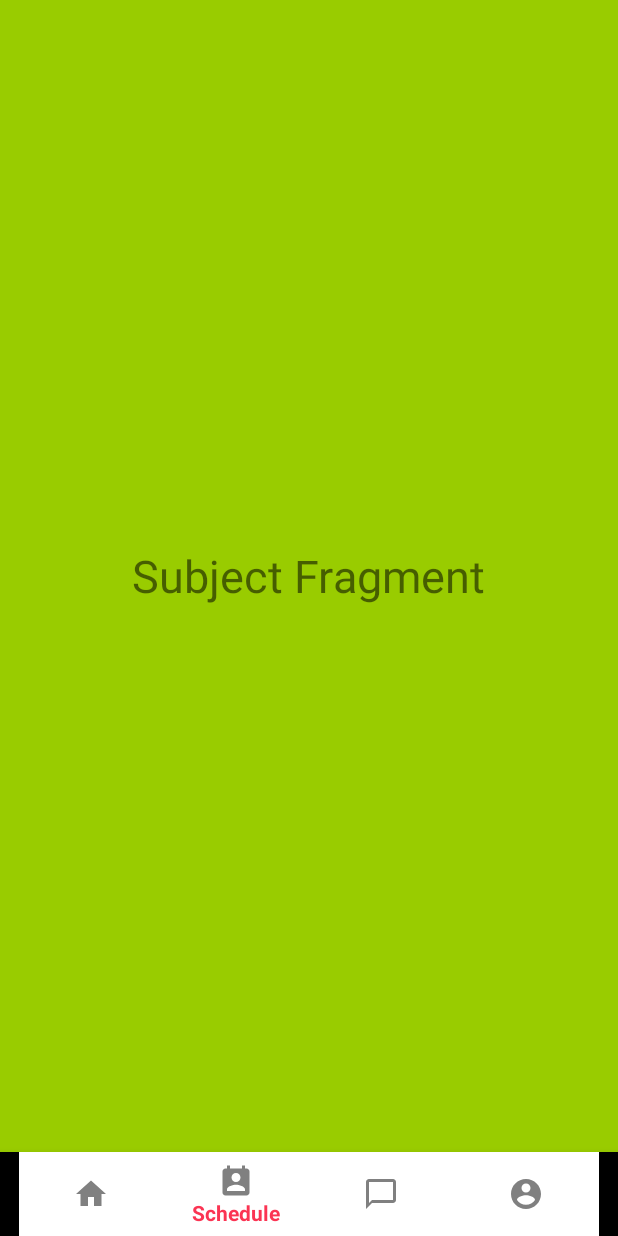
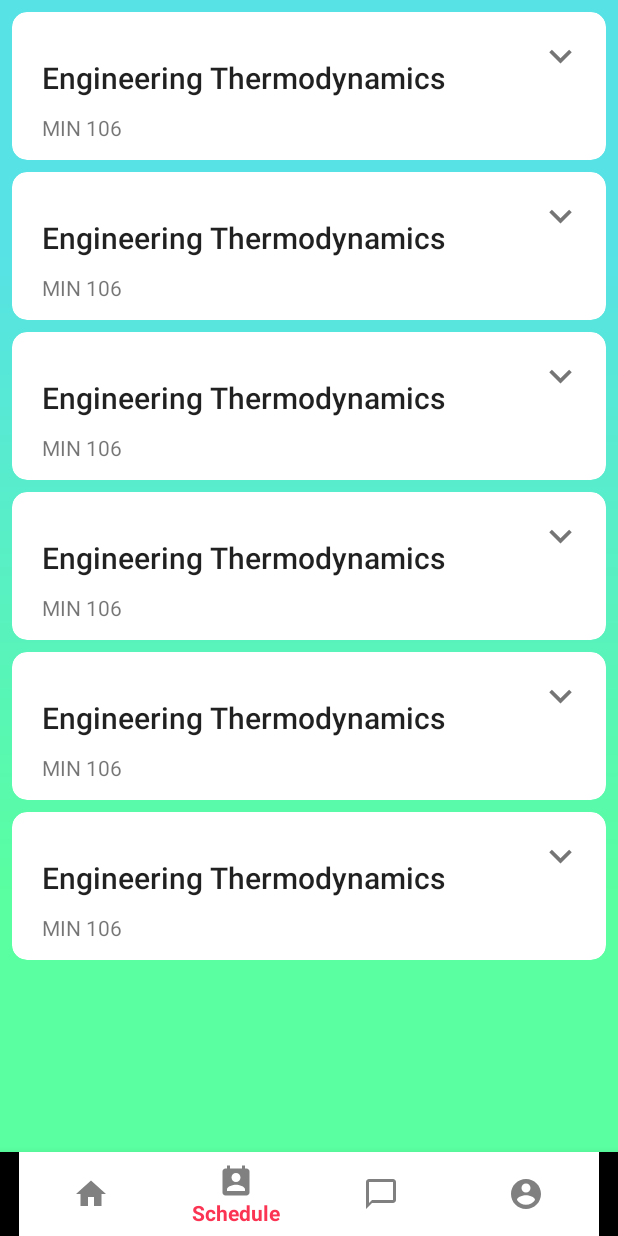
Before and after one commit to kinect-mario/smartSchedule, an Android app: the screen it shows after launch (MainActivity), item 2 of the bottom bar chosen, on a phone screen of 412 x 824 dp. Run offline under Robolectric (Android 15) with nearby library versions, the phone set to English and light mode, and no system bars; 1 statement that could not run was skipped.

Commit message:
subject list added

```diff
--- /dev/null
+++ b/scrollView/app/src/main/java/com/example/scrollview/modal/Subject.java
@@ -0,0 +1,54 @@
+package com.example.scrollview.modal;
+
+public class Subject {
+    private String code;
+    private String name;
+    private  String profName;
+    private String number;
+    private String emailID;
+    private String profileURL;
+
+    public String getCode() {
+        return code;
+    }
+
+    public String getName() {
+        return name;
+    }
+
+    public String getProfName() {
+        return profName;
+    }
+
+    public String getNumber() {
+        return number;
+    }
+
+    public String getEmailID() {
+        return emailID;
+    }
+
+    public String getProfileURL() {
+        return profileURL;
+    }
+    public Subject()
+    {
+        code = "MIN 106";
+        name="Engineering Thermodynamics";
+        profName = "Dhananshri M joglekar";
+
+
+    }
+
+
+
+    public Subject(String code, String name, String profName, String number, String emailID, String profileURL) {
+        this.code = code;
+        this.name = name;
+        this.profName = profName;
+        this.number = number;
+        this.emailID = emailID;
+        this.profileURL = profileURL;
+    }
+
+}
--- /dev/null
+++ b/scrollView/app/src/main/java/com/example/scrollview/subjectAdapter.java
@@ -0,0 +1,93 @@
+package com.example.scrollview;
+
+import android.content.Context;
+import android.transition.AutoTransition;
+import android.transition.TransitionManager;
+import android.view.LayoutInflater;
+import android.view.View;
+import android.view.ViewGroup;
+import android.widget.Button;
+import android.widget.TextView;
+
+import androidx.annotation.NonNull;
+import androidx.cardview.widget.CardView;
+import androidx.constraintlayout.widget.ConstraintLayout;
+import androidx.recyclerview.widget.RecyclerView;
+
+import com.example.scrollview.modal.Subject;
+
+import java.util.ArrayList;
+import java.util.List;
+
+class subjectAdapter extends RecyclerView.Adapter<subjectAdapter.ViewHolder> {
+    private Context context;
+    private List<Subject> subjects;
+
+    public subjectAdapter(Context context, List<Subject> subjects) {
+     this.context = context;
+     this.subjects =  subjects;
+
+    }
+
+    @NonNull
+    @Override
+    public ViewHolder onCreateViewHolder(@NonNull ViewGroup parent, int viewType) {
+        View view = LayoutInflater.from(context).inflate(R.layout.subject_item,parent,false);
+
+
+        return new subjectAdapter.ViewHolder(view);
+
+
+    }
+
+    @Override
+    public void onBindViewHolder(@NonNull subjectAdapter.ViewHolder holder, int position) {
+        Subject subject = subjects.get(position);
+        holder.name.setText(subject.getName());
+        holder.code.setText(subject.getCode());
+
+        final ConstraintLayout layout = holder.expandableView;
+        final Button button = holder.arrowBtn;
+        final CardView view = holder.cardView;
+
+        holder.arrowBtn.setOnClickListener(new View.OnClickListener() {
+            @Override
+            public void onClick(View v) {
+                if (layout.getVisibility() == View.GONE) {
+                    TransitionManager.beginDelayedTransition(view, new AutoTransition());
+                    layout.setVisibility(View.VISIBLE);
+                    button.setBackgroundResource(R.drawable.ic_keyboard_arrow_up_black_24dp);
+                } else {
+                    TransitionManager.beginDelayedTransition(view, new AutoTransition());
+                    layout.setVisibility(View.GONE);
+                    button.setBackgroundResource(R.drawable.ic_keyboard_arrow_down_black_24dp);
+                }
+            }
+        });
+
+    }
+
+    @Override
+    public int getItemCount() {
+        return subjects.size();
+    }
+    class ViewHolder extends RecyclerView.ViewHolder
+    {
+        private TextView name;
+        private TextView code;
+        private Button arrowBtn;
+        private ConstraintLayout expandableView;
+        private CardView cardView;
+        public ViewHolder(@NonNull View itemView) {
+            super(itemView);
+            name = itemView.findViewById(R.id.sub_name);
+            code = itemView.findViewById(R.id.desc);
+            arrowBtn = itemView.findViewById(R.id.arrowBtn);
+            expandableView = itemView.findViewById(R.id.expandableView);
+            cardView = itemView.findViewById(R.id.cardView);
+
+
+        }
+    }
+
+}
--- a/scrollView/app/src/main/java/com/example/scrollview/subjectFragment.java
+++ b/scrollView/app/src/main/java/com/example/scrollview/subjectFragment.java
@@ -2,17 +2,34 @@ package com.example.scrollview;
 
 import android.os.Bundle;
 
+import androidx.cardview.widget.CardView;
+import androidx.constraintlayout.widget.ConstraintLayout;
 import androidx.fragment.app.Fragment;
+import androidx.recyclerview.widget.LinearLayoutManager;
+import androidx.recyclerview.widget.RecyclerView;
 
+import android.transition.AutoTransition;
+import android.transition.TransitionManager;
 import android.view.LayoutInflater;
 import android.view.View;
 import android.view.ViewGroup;
+import android.widget.Button;
+import android.widget.LinearLayout;
+
+import com.example.scrollview.modal.Subject;
+
+import java.util.ArrayList;
+import java.util.List;
 
 
 /**
  * A simple {@link Fragment} subclass.
  */
 public class subjectFragment extends Fragment {
+    RecyclerView recyclerView;
+    ConstraintLayout expandableView;
+    Button arrowBtn;
+    CardView cardView;
 
     public subjectFragment() {
         // Required empty public constructor
@@ -22,7 +39,30 @@ public class subjectFragment extends Fragment {
     @Override
     public View onCreateView(LayoutInflater inflater, ViewGroup container,
                              Bundle savedInstanceState) {
+
+        View view = inflater.inflate(R.layout.fragment_subject, container, false);
+
+
+        expandableView = view.findViewById(R.id.expandableView);
+        arrowBtn = view.findViewById(R.id.arrowBtn);
+        cardView = view.findViewById(R.id.cardView);
+        recyclerView = view.findViewById(R.id.sub_recyclerview);
+
+
+        final LinearLayoutManager layoutManager = new LinearLayoutManager(getContext(),LinearLayoutManager.VERTICAL, false);
+        recyclerView.setLayoutManager(layoutManager);
+        recyclerView.setHasFixedSize(true);
+        List<Subject> subjects = new ArrayList<Subject>();
+        for(int i= 0 ; i<6;i++)
+        {subjects.add(new Subject());}
+
+
+        subjectAdapter subjectAdapter = new subjectAdapter(getContext(),subjects);
+        recyclerView.setAdapter(subjectAdapter);
+        if(arrowBtn!=null) {
+
+        }
         // Inflate the layout for this fragment
-        return inflater.inflate(R.layout.fragment_subject, container, false);
+        return view;
     }
 }
--- /dev/null
+++ b/scrollView/app/src/main/res/drawable/android_1.xml
@@ -0,0 +1,66 @@
+<?xml version="1.0" encoding="utf-8"?>
+<vector
+    xmlns:android="http://schemas.android.com/apk/res/android"
+    xmlns:aapt="http://schemas.android.com/aapt"
+    android:width="375dp"
+    android:height="667dp"
+    android:viewportWidth="375"
+    android:viewportHeight="667"
+    >
+
+    <group>
+
+        <clip-path
+            android:pathData="M0 0H375V667H0V0Z"
+            />
+
+        <group
+            android:translateX="1"
+            android:translateY="0"
+            android:pivotX="187.5"
+            android:pivotY="333.5"
+            android:scaleX="2"
+            android:scaleY="2"
+            android:rotation="90"
+            >
+
+            <path
+                android:pathData="M0 0V667H375V0"
+                >
+
+                <aapt:attr name="android:fillColor">
+
+                    <gradient
+                        android:type="linear"
+                        android:startX="93.75"
+                        android:startY="333.5"
+                        android:endX="281.25"
+                        android:endY="333.5"
+                        >
+
+                        <item
+                            android:color="#57E2E5"
+                            android:offset="0"
+                            />
+
+                        <item
+                            android:color="#59FFA0"
+                            android:offset="1"
+                            />
+
+                        <item
+                            android:color="#59FFA0"
+                            android:offset="1"
+                            />
+
+                    </gradient>
+
+                </aapt:attr>
+
+            </path>
+
+        </group>
+
+    </group>
+
+</vector>
--- /dev/null
+++ b/scrollView/app/src/main/res/drawable/ic_account_box_24px.xml
@@ -0,0 +1,9 @@
+<vector xmlns:android="http://schemas.android.com/apk/res/android"
+    android:width="24dp"
+    android:height="24dp"
+    android:viewportWidth="24"
+    android:viewportHeight="24">
+  <path
+      android:fillColor="#FF000000"
+      android:pathData="M3,5v14c0,1.1 0.89,2 2,2h14c1.1,0 2,-0.9 2,-2L21,5c0,-1.1 -0.9,-2 -2,-2L5,3c-1.11,0 -2,0.9 -2,2zM15,9c0,1.66 -1.34,3 -3,3s-3,-1.34 -3,-3 1.34,-3 3,-3 3,1.34 3,3zM6,17c0,-2 4,-3.1 6,-3.1s6,1.1 6,3.1v1L6,18v-1z"/>
+</vector>
--- /dev/null
+++ b/scrollView/app/src/main/res/drawable/ic_call_24px.xml
@@ -0,0 +1,9 @@
+<vector xmlns:android="http://schemas.android.com/apk/res/android"
+    android:width="24dp"
+    android:height="24dp"
+    android:viewportWidth="24"
+    android:viewportHeight="24">
+  <path
+      android:fillColor="#8FFF00"
+      android:pathData="M20.01,15.38c-1.23,0 -2.42,-0.2 -3.53,-0.56 -0.35,-0.12 -0.74,-0.03 -1.01,0.24l-1.57,1.97c-2.83,-1.35 -5.48,-3.9 -6.89,-6.83l1.95,-1.66c0.27,-0.28 0.35,-0.67 0.24,-1.02 -0.37,-1.11 -0.56,-2.3 -0.56,-3.53 0,-0.54 -0.45,-0.99 -0.99,-0.99H4.19C3.65,3 3,3.24 3,3.99 3,13.28 10.73,21 20.01,21c0.71,0 0.99,-0.63 0.99,-1.18v-3.45c0,-0.54 -0.45,-0.99 -0.99,-0.99z"/>
+</vector>
--- /dev/null
+++ b/scrollView/app/src/main/res/drawable/ic_keyboard_arrow_down_black_24dp.xml
@@ -0,0 +1,9 @@
+<vector xmlns:android="http://schemas.android.com/apk/res/android"
+        android:width="24dp"
+        android:height="24dp"
+        android:viewportWidth="24.0"
+        android:viewportHeight="24.0">
+    <path
+        android:fillColor="#8A000000"
+        android:pathData="M7.41,7.84L12,12.42l4.59,-4.58L18,9.25l-6,6 -6,-6z"/>
+</vector>
--- /dev/null
+++ b/scrollView/app/src/main/res/drawable/ic_keyboard_arrow_up_black_24dp.xml
@@ -0,0 +1,9 @@
+<vector xmlns:android="http://schemas.android.com/apk/res/android"
+        android:width="24dp"
+        android:height="24dp"
+        android:viewportWidth="24.0"
+        android:viewportHeight="24.0">
+    <path
+        android:fillColor="#8A000000"
+        android:pathData="M7.41,15.41L12,10.83l4.59,4.58L18,14l-6,-6 -6,6z"/>
+</vector>
--- /dev/null
+++ b/scrollView/app/src/main/res/drawable/ic_local_post_office_24px.xml
@@ -0,0 +1,9 @@
+<vector xmlns:android="http://schemas.android.com/apk/res/android"
+    android:width="24dp"
+    android:height="24dp"
+    android:viewportWidth="24"
+    android:viewportHeight="24">
+  <path
+      android:fillColor="#F80000"
+      android:pathData="M20,4L4,4c-1.1,0 -1.99,0.9 -1.99,2L2,18c0,1.1 0.9,2 2,2h16c1.1,0 2,-0.9 2,-2L22,6c0,-1.1 -0.9,-2 -2,-2zM20,8l-8,5 -8,-5L4,6l8,5 8,-5v2z"/>
+</vector>
--- /dev/null
+++ b/scrollView/app/src/main/res/drawable/sub_callicon.xml
@@ -0,0 +1,23 @@
+<vector
+    xmlns:android="http://schemas.android.com/apk/res/android"
+    xmlns:aapt="http://schemas.android.com/aapt"
+    android:width="34.03dp"
+    android:height="33.77dp"
+    android:viewportWidth="34.03"
+    android:viewportHeight="33.77"
+    >
+
+    <group>
+
+        <clip-path
+            android:pathData="M0 0H34.0328V33.766H0V0Z"
+            />
+
+        <path
+            android:pathData="M0 0V33.766H34.0328V0"
+            android:fillColor="#878FFF00"
+            />
+
+    </group>
+
+</vector>
--- a/scrollView/app/src/main/res/layout/fragment_subject.xml
+++ b/scrollView/app/src/main/res/layout/fragment_subject.xml
@@ -1,12 +1,11 @@
 <?xml version="1.0" encoding="utf-8"?>
-<RelativeLayout xmlns:android="http://schemas.android.com/apk/res/android"
+<FrameLayout xmlns:android="http://schemas.android.com/apk/res/android"
+    xmlns:tools="http://schemas.android.com/tools"
     android:layout_width="match_parent"
-    android:layout_height="match_parent"
-    android:background="@android:color/holo_green_light">
-    <TextView
-        android:layout_width="wrap_content"
-        android:layout_height="wrap_content"
-        android:text="Subject Fragment"
-        android:textSize="30sp"
-        android:layout_centerInParent="true"/>
-</RelativeLayout>
+    android:layout_height="match_parent">
+    <androidx.recyclerview.widget.RecyclerView
+        android:id="@+id/sub_recyclerview"
+        android:layout_width="match_parent"
+        android:layout_height="match_parent"
+        android:background="@drawable/android_1" />
+</FrameLayout>
--- a/scrollView/app/src/main/res/layout/fragment_user.xml
+++ b/scrollView/app/src/main/res/layout/fragment_user.xml
@@ -1,12 +1,4 @@
 <?xml version="1.0" encoding="utf-8"?>
 <RelativeLayout xmlns:android="http://schemas.android.com/apk/res/android"
     android:layout_width="match_parent"
-    android:layout_height="match_parent"
-    android:background="@android:color/holo_red_dark">
-    <TextView
-        android:layout_width="wrap_content"
-        android:layout_height="wrap_content"
-        android:text="User Fragment"
-        android:textSize="30sp"
-        android:layout_centerInParent="true"/>
-</RelativeLayout>
+    android:layout_height="match_parent" />
--- /dev/null
+++ b/scrollView/app/src/main/res/layout/subject_item.xml
@@ -0,0 +1,121 @@
+<?xml version="1.0" encoding="utf-8"?>
+<androidx.constraintlayout.widget.ConstraintLayout
+    xmlns:android="http://schemas.android.com/apk/res/android"
+    xmlns:app="http://schemas.android.com/apk/res-auto"
+    xmlns:tools="http://schemas.android.com/tools"
+    android:layout_width="match_parent"
+    android:layout_height="wrap_content">
+
+    <androidx.cardview.widget.CardView
+        android:id="@+id/cardView"
+        style="@style/CardView.Light"
+        android:layout_width="match_parent"
+        android:layout_height="wrap_content"
+        android:layout_marginStart="8dp"
+        android:layout_marginTop="8dp"
+        android:layout_marginEnd="8dp"
+        app:cardCornerRadius="10dp"
+        app:layout_constraintEnd_toEndOf="parent"
+        app:layout_constraintStart_toStartOf="parent"
+        app:layout_constraintTop_toTopOf="parent">
+
+        <androidx.constraintlayout.widget.ConstraintLayout
+            android:layout_width="match_parent"
+            android:layout_height="wrap_content"
+            android:paddingBottom="12dp">
+
+
+            <TextView
+                android:id="@+id/sub_name"
+                style="@style/TextAppearance.AppCompat.Title"
+                android:layout_width="0dp"
+                android:layout_height="wrap_content"
+                android:layout_marginStart="20dp"
+                android:layout_marginTop="30dp"
+                android:text="MIN 106"
+                app:layout_constraintStart_toStartOf="parent"
+                app:layout_constraintTop_toTopOf="parent" />
+
+            <Button
+                android:id="@+id/arrowBtn"
+                android:layout_width="30dp"
+                android:layout_height="30dp"
+                android:layout_marginTop="15dp"
+
+                android:layout_marginEnd="15dp"
+                android:background="@drawable/ic_keyboard_arrow_down_black_24dp"
+                app:layout_constraintEnd_toEndOf="parent"
+                app:layout_constraintTop_toTopOf="parent" />
+
+            <androidx.constraintlayout.widget.ConstraintLayout
+                android:id="@+id/expandableView"
+                android:layout_width="match_parent"
+                android:layout_height="wrap_content"
+                android:layout_marginTop="40dp"
+                android:paddingBottom="12dp"
+                android:visibility="gone"
+                app:layout_constraintEnd_toEndOf="parent"
+                app:layout_constraintHorizontal_bias="0.0"
+                app:layout_constraintStart_toStartOf="parent"
+                app:layout_constraintTop_toBottomOf="@+id/desc">
+
+                <TextView
+                    android:id="@+id/textView"
+                    android:layout_width="wrap_content"
+                    android:layout_height="wrap_content"
+                    android:layout_marginStart="20dp"
+                    android:layout_marginTop="20dp"
+                    android:text="Dhananshri M joglekar"
+                    app:layout_constraintStart_toStartOf="parent"
+                    app:layout_constraintTop_toTopOf="parent" />
+
+                <Button
+                    android:id="@+id/button2"
+                    android:layout_width="61dp"
+                    android:layout_height="61dp"
+                    android:layout_marginStart="20dp"
+                    android:layout_marginTop="10dp"
+                    android:background="@drawable/ic_call_24px"
+                    app:layout_constraintStart_toStartOf="parent"
+                    app:layout_constraintTop_toBottomOf="@+id/textView" />
+
+                <Button
+                    android:id="@+id/button"
+                    android:layout_width="61dp"
+                    android:layout_height="61dp"
+                    android:layout_marginStart="20dp"
+                    android:layout_marginTop="10dp"
+                    android:background="@drawable/ic_local_post_office_24px"
+                    app:layout_constraintStart_toEndOf="@+id/button2"
+                    app:layout_constraintTop_toBottomOf="@+id/textView" />
+
+                <Button
+                    android:id="@+id/button3"
+                    android:layout_width="61dp"
+                    android:layout_height="61dp"
+                    android:layout_marginStart="20dp"
+                    android:layout_marginTop="10dp"
+                    android:background="@drawable/ic_account_box_24px"
+                    app:layout_constraintStart_toEndOf="@+id/button"
+                    app:layout_constraintTop_toBottomOf="@+id/textView" />
+
+            </androidx.constraintlayout.widget.ConstraintLayout>
+
+            <TextView
+                android:id="@+id/desc"
+                style="@style/TextAppearance.AppCompat.Body1"
+                android:layout_width="wrap_content"
+                android:layout_height="wrap_content"
+                android:layout_marginStart="20dp"
+                android:layout_marginTop="10dp"
+                android:text="Mechanical Engineering drawing"
+                android:textColor="#8A000000"
+                app:layout_constraintStart_toStartOf="parent"
+                app:layout_constraintTop_toBottomOf="@+id/sub_name" />
+
+        </androidx.constraintlayout.widget.ConstraintLayout>
+
+
+    </androidx.cardview.widget.CardView>
+
+</androidx.constraintlayout.widget.ConstraintLayout>
```
